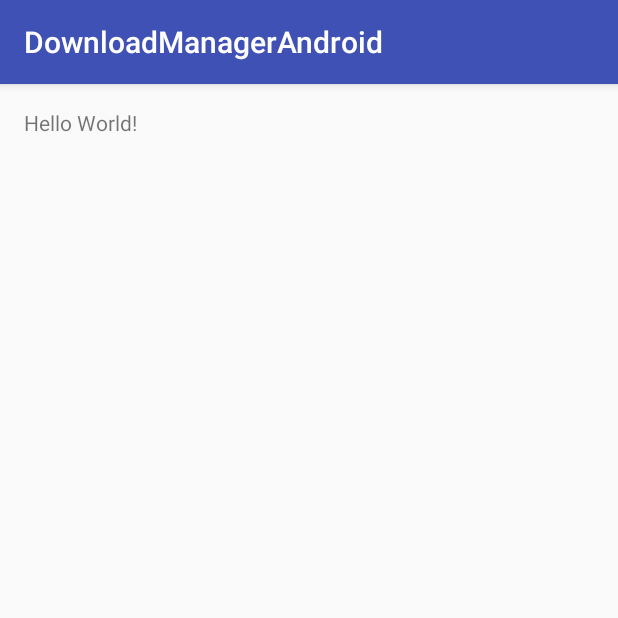
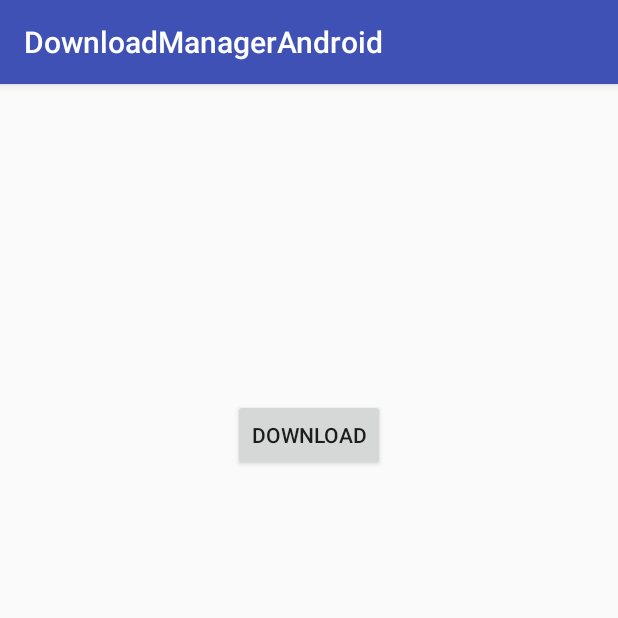
Before and after one commit to rajajawahar/DownloadManager, an Android app: the screen it shows after launch (HomeActivity), on a phone screen of 412 x 824 dp, the top half of it. Run offline under Robolectric (Android 15) with nearby library versions, the phone set to English and light mode, and no system bars.

```diff
--- a/app/build.gradle
+++ b/app/build.gradle
@@ -2,7 +2,7 @@ apply plugin: 'com.android.application'
 
 android {
     compileSdkVersion 23
-    buildToolsVersion "23.0.3"
+    buildToolsVersion '25.0.0'
 
     defaultConfig {
         applicationId "com.silicon.raja.downloadmanagerandroid"
--- a/app/src/main/res/layout/activity_home.xml
+++ b/app/src/main/res/layout/activity_home.xml
@@ -9,8 +9,14 @@
     android:paddingTop="@dimen/activity_vertical_margin"
     tools:context="com.silicon.raja.downloadmanagerandroid.HomeActivity">
 
-    <TextView
+    <Button
+        android:id="@+id/button"
         android:layout_width="wrap_content"
         android:layout_height="wrap_content"
-        android:text="Hello World!" />
+        android:layout_alignParentTop="true"
+        android:layout_centerHorizontal="true"
+        android:layout_marginTop="194dp"
+        android:elevation="11dp"
+        android:text="Download"
+        />
 </RelativeLayout>
--- a/build.gradle
+++ b/build.gradle
@@ -5,7 +5,7 @@ buildscript {
         jcenter()
     }
     dependencies {
-        classpath 'com.android.tools.build:gradle:2.1.0'
+        classpath 'com.android.tools.build:gradle:2.3.0'
 
         // NOTE: Do not place your application dependencies here; they belong
         // in the individual module build.gradle files
```
Also changed, not shown: gradle/wrapper/gradle-wrapper.properties.
